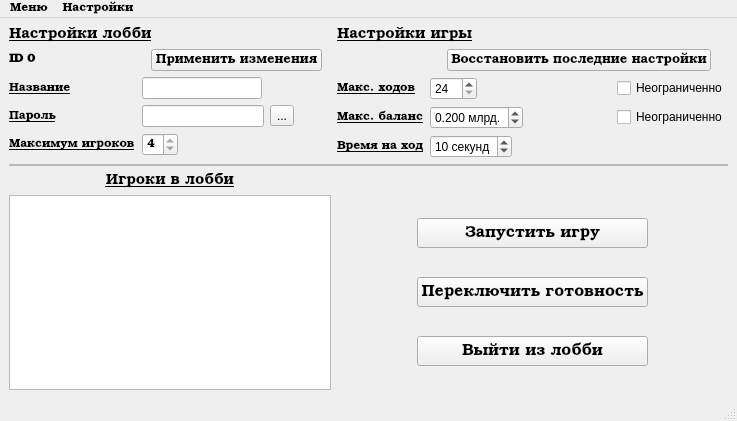
Before: the Qt Designer form userinterface/lobbywindow.ui in AlekseyLapunov/Client-Monopoly, drawn with Qt 5.
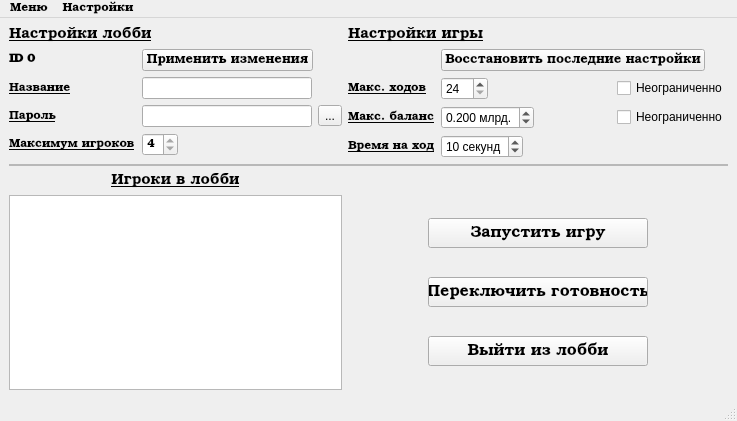
After: the same form once the commit is applied.

Diff of the .ui file:
```diff
--- a/userinterface/lobbywindow.ui
+++ b/userinterface/lobbywindow.ui
@@ -243,19 +243,6 @@
       </item>
       <item row="0" column="1">
        <layout class="QHBoxLayout" name="hlRow0_2">
-        <item>
-         <spacer name="horizontalSpacer_5">
-          <property name="orientation">
-           <enum>Qt::Horizontal</enum>
-          </property>
-          <property name="sizeHint" stdset="0">
-           <size>
-            <width>40</width>
-            <height>20</height>
-           </size>
-          </property>
-         </spacer>
-        </item>
         <item>
          <widget class="QPushButton" name="bRestoreLastSettings">
           <property name="sizePolicy">
@@ -325,6 +312,18 @@
        <layout class="QHBoxLayout" name="hlRow1">
         <item>
          <widget class="QLineEdit" name="leLobbyName">
+          <property name="minimumSize">
+           <size>
+            <width>170</width>
+            <height>0</height>
+           </size>
+          </property>
+          <property name="maximumSize">
+           <size>
+            <width>170</width>
+            <height>16777215</height>
+           </size>
+          </property>
           <property name="font">
            <font>
             <family>Bookman Old Style</family>
@@ -338,19 +337,6 @@
           </property>
          </widget>
         </item>
-        <item>
-         <spacer name="horizontalSpacer_9">
-          <property name="orientation">
-           <enum>Qt::Horizontal</enum>
-          </property>
-          <property name="sizeHint" stdset="0">
-           <size>
-            <width>40</width>
-            <height>20</height>
-           </size>
-          </property>
-         </spacer>
-        </item>
         <item>
          <spacer name="horizontalSpacer_7">
           <property name="orientation">
@@ -441,6 +427,18 @@
        <layout class="QHBoxLayout" name="hlRow2">
         <item>
          <widget class="QLineEdit" name="lePassword">
+          <property name="minimumSize">
+           <size>
+            <width>170</width>
+            <height>0</height>
+           </size>
+          </property>
+          <property name="maximumSize">
+           <size>
+            <width>170</width>
+            <height>16777215</height>
+           </size>
+          </property>
           <property name="font">
            <font>
             <family>Bookman Old Style</family>
@@ -469,7 +467,7 @@
          </widget>
         </item>
         <item>
-         <spacer name="horizontalSpacer_11">
+         <spacer name="horizontalSpacer_9">
           <property name="orientation">
            <enum>Qt::Horizontal</enum>
           </property>
@@ -498,19 +496,6 @@
       </item>
       <item row="0" column="1">
        <layout class="QHBoxLayout" name="hlRow0">
-        <item>
-         <spacer name="horizontalSpacer_3">
-          <property name="orientation">
-           <enum>Qt::Horizontal</enum>
-          </property>
-          <property name="sizeHint" stdset="0">
-           <size>
-            <width>40</width>
-            <height>20</height>
-           </size>
-          </property>
-         </spacer>
-        </item>
         <item>
          <widget class="QPushButton" name="bApplySettings">
           <property name="sizePolicy">
```
